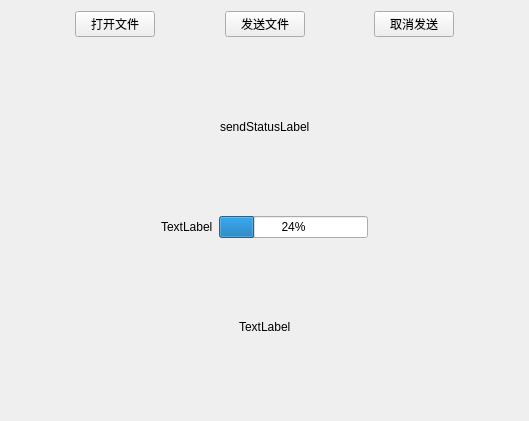
This is FileManagement/UploadFile.ui in hhyvs111/FileManagement as Qt 5 draws it before an edit. The edited form follows.
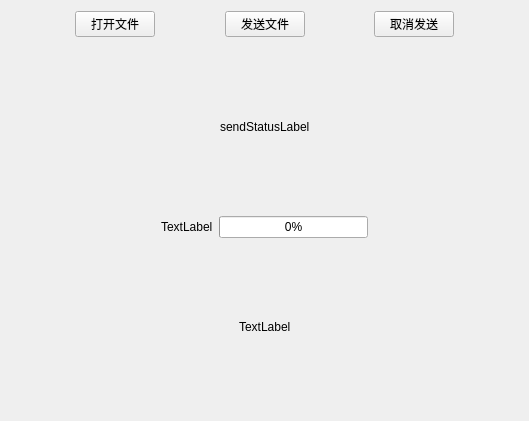
This is the edited form.

Patch:
```diff
--- a/FileManagement/UploadFile.ui
+++ b/FileManagement/UploadFile.ui
@@ -159,7 +159,7 @@
      <item>
       <widget class="QProgressBar" name="sendProgressBar">
        <property name="value">
-        <number>24</number>
+        <number>0</number>
        </property>
       </widget>
      </item>
```
